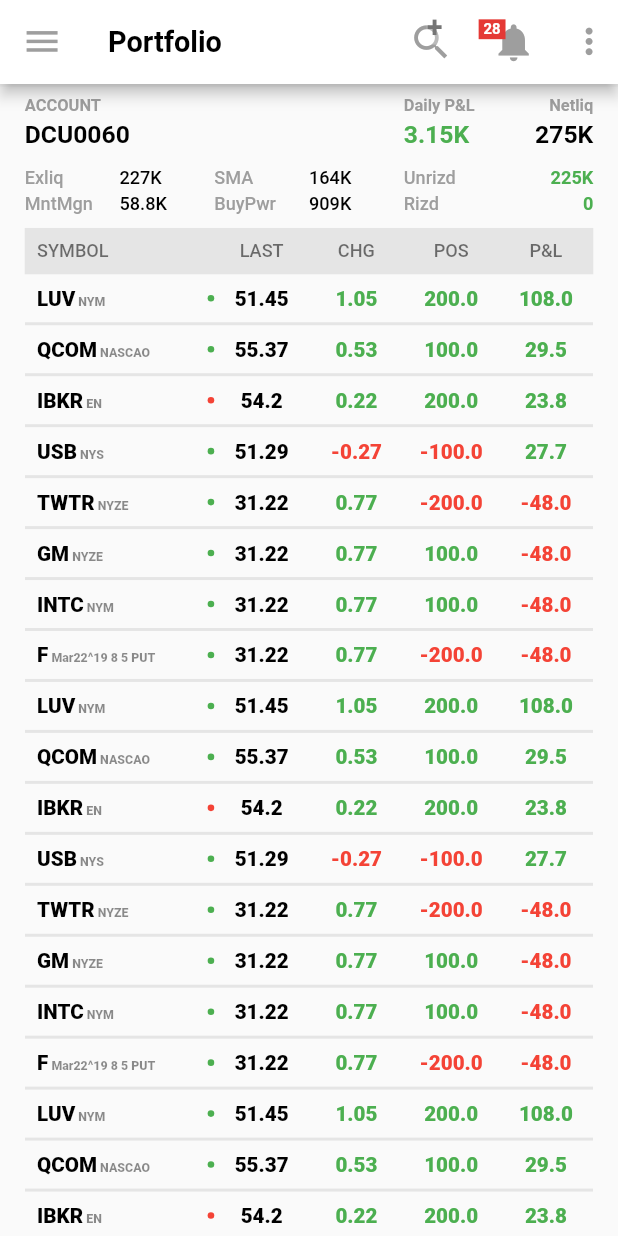
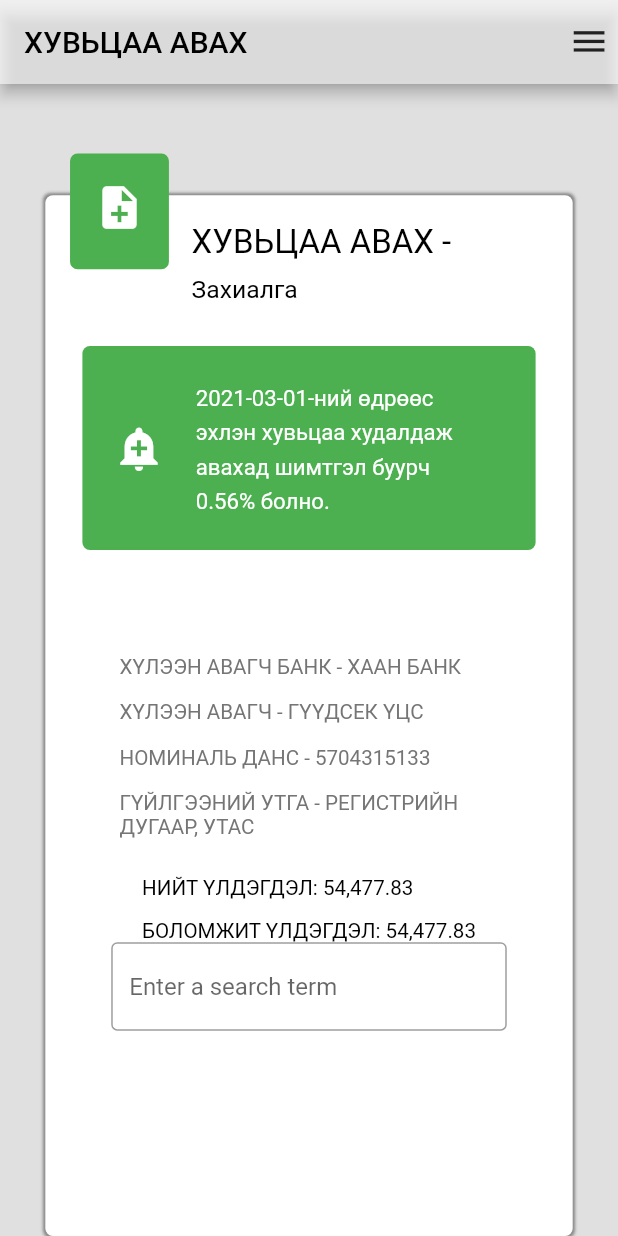
Before and after one commit to oganaa/UI_Screen_g_s, a Flutter app: the screen it shows after launch, on a phone screen of 412 x 824 dp. Run offline on Flutter 3.47's test engine with Material 2 defaults, Android fonts, the phone set to English and light mode, and no system bars; our stand-ins replace flutter_screenutil, google_fonts; missing offline and left inert: dart:html.

Commit message:
third screen

```diff
--- a/lib/main.dart
+++ b/lib/main.dart
@@ -1,6 +1,7 @@
 import 'package:flutter/material.dart';
 import 'package:good_sec_test/screens/order_fund_screen.dart';
 import 'package:good_sec_test/screens/stock_price_screen.dart';
+import 'package:good_sec_test/screens/take_stock_screen.dart';
 
 void main() {
   runApp(MyApp());
@@ -16,7 +17,7 @@ class MyApp extends StatelessWidget {
       theme: ThemeData(
         primarySwatch: Colors.blue,
       ),
-      home:StockPriceScreen()
+      home:TakeStockScreen()
     );
   }
 }
--- /dev/null
+++ b/lib/screens/take_stock_screen.dart
@@ -0,0 +1,178 @@
+import 'dart:html';
+
+import 'package:flutter/cupertino.dart';
+import 'package:flutter/material.dart';
+import 'package:flutter_screenutil/screenutil.dart';
+
+class TakeStockScreen extends StatefulWidget {
+  @override
+  _TakeStockScreenState createState() => _TakeStockScreenState();
+}
+
+class _TakeStockScreenState extends State<TakeStockScreen> {
+  @override
+  Widget build(BuildContext context) {
+    ScreenUtil.init(context, width: 750, height: 1334, allowFontScaling: false);
+    return Scaffold(
+      backgroundColor: Colors.grey.shade300,
+      appBar: AppBar(
+        backgroundColor: Colors.white60,
+        title: Text("хувьцаа авах".toUpperCase(),style: TextStyle(color: Colors.black),),
+        actions: [
+          Padding(
+            padding: EdgeInsets.only(right:ScreenUtil().setWidth(10),left: ScreenUtil().setWidth(10)),
+            child: Icon(Icons.menu,size: ScreenUtil().setWidth(50),color: Colors.grey.shade900,),
+          ),
+        ],
+      ),
+      body:Container(
+        height: ScreenUtil().setHeight(1334),
+        width: double.infinity,
+        margin: EdgeInsets.only(top: ScreenUtil().setHeight(120),left: ScreenUtil().setWidth(55),right: ScreenUtil().setWidth(55)),
+        // color: Colors.greenAccent,
+        decoration: BoxDecoration(
+          color: Colors.white,
+          borderRadius: BorderRadius.circular(5.0),
+          boxShadow: [
+            BoxShadow(
+              color: Colors.black38.withOpacity(0.4),
+              blurRadius: 1.0, // soften the shadow
+              spreadRadius: 1.0, //extend the shadow
+              // offset: Offset(
+              //   1.0, // Move to right 10  horizontally
+              //   1.0, // Move to bottom 10 Vertically
+              // ),
+            )
+          ],
+        ),
+        child:
+          // Container('')
+          Stack(
+            overflow: Overflow.visible,
+            children: [
+              Positioned(
+                top: ScreenUtil().setHeight(-45),
+                left: ScreenUtil().setWidth(30),
+                child: Container(
+                  width: ScreenUtil().setWidth(120),
+                  height: ScreenUtil().setHeight(125),
+                  decoration: BoxDecoration(
+                    color: Colors.green,
+                    borderRadius: BorderRadius.circular(5.0),
+                  ),
+                  child: Container(
+                      padding: EdgeInsets.only(bottom: ScreenUtil().setWidth(10)),
+                      alignment: Alignment.center,
+                      child: Icon(Icons.note_add,size: ScreenUtil().setHeight(55),color: Colors.white,)),),
+              ),
+              Positioned.fill(child:
+              Column(children: [
+                Container(
+                  padding: EdgeInsets.only(left: ScreenUtil().setWidth(70),top: ScreenUtil().setHeight(30),right: ScreenUtil().setWidth(40)),
+                alignment: Alignment.center,
+                  child:Column(
+                    crossAxisAlignment: CrossAxisAlignment.start,
+                      mainAxisAlignment: MainAxisAlignment.start,
+                      children:[
+                        Text("хувьцаа авах -".toUpperCase(),style: TextStyle(color: Colors.black,fontSize: ScreenUtil().setSp(40)) ),
+                        SizedBox(height: ScreenUtil().setHeight(15),),
+                        Text("Захиалга",style: TextStyle(color: Colors.black,fontSize: ScreenUtil().setSp(30)))
+                  ] )
+                ),
+                Container(
+                  margin: EdgeInsets.symmetric(vertical: ScreenUtil().setHeight(45),horizontal: ScreenUtil().setWidth(45)),
+                  // width: ScreenUtil().setWidth(143),
+                  height: ScreenUtil().setHeight(220),
+                  decoration: BoxDecoration(
+                    color: Colors.green,
+                    borderRadius: BorderRadius.circular(5.0),
+                  ),
+                  child: Row(
+                    mainAxisAlignment: MainAxisAlignment.start,
+                    crossAxisAlignment: CrossAxisAlignment.start,
+                    children: [
+                    Expanded(flex:1, child: Container(alignment: Alignment.center, child: Icon(Icons.add_alert,size: ScreenUtil().setWidth(60),color: Colors.white,))),
+                    Expanded(flex:3, child: Container(
+                      margin: EdgeInsets.only(right: ScreenUtil().setWidth(60)),
+                      alignment: Alignment.center,
+                      child: Text("2021-03-01-ний өдрөөс эхлэн хувьцаа худалдаж авахад шимтгэл буурч 0.56% болно.",style: TextStyle(
+                        fontSize: ScreenUtil().setSp(27),color: Colors.white,
+                        height: ScreenUtil().setHeight(2.5)
+                      ),),
+                    ))
+                  ],),
+                ),
+                Container(
+                    // margin: EdgeInsets.only(left: ScreenUtil().setWidth(80),top: ScreenUtil().setHeight(30),right: ScreenUtil().setWidth(40)),
+
+                    margin: EdgeInsets.symmetric(vertical: ScreenUtil().setHeight(45),horizontal: ScreenUtil().setWidth(80)),
+                  // color: Colors.red,
+                  child:Column(
+                    crossAxisAlignment: CrossAxisAlignment.start,
+                    mainAxisAlignment: MainAxisAlignment.start,
+                    children: [
+                      Container(
+                          padding:EdgeInsets.only(top: ScreenUtil().setHeight(23),left: ScreenUtil().setWidth(10),right:ScreenUtil().setWidth(10),),
+                          child: Text("ХҮЛЭЭН АВАГЧ БАНК - ХААН БАНК",style: TextStyle(
+                            color: Colors.grey.shade600,
+                            fontSize: ScreenUtil().setSp(25)
+                          ),)),
+                      Container(     padding:EdgeInsets.only(top: ScreenUtil().setHeight(23),left: ScreenUtil().setWidth(10),right:ScreenUtil().setWidth(10), ),child: Text("ХҮЛЭЭН АВАГЧ - ГҮҮДСЕК ҮЦС",style: TextStyle(
+                          color: Colors.grey.shade600,
+                          fontSize: ScreenUtil().setSp(25)
+                      ))),
+                      Container(     padding:EdgeInsets.only(top: ScreenUtil().setHeight(23),left: ScreenUtil().setWidth(10),right:ScreenUtil().setWidth(10),),child: Text("НОМИНАЛЬ ДАНС - 5704315133",style: TextStyle(
+                          color: Colors.grey.shade600,
+                          fontSize: ScreenUtil().setSp(25)
+                      ))),
+                      Container(     padding:EdgeInsets.only(top: ScreenUtil().setHeight(23),left: ScreenUtil().setWidth(10),right:ScreenUtil().setWidth(10),),child: Text("ГҮЙЛГЭЭНИЙ УТГА - РЕГИСТРИЙН ДУГААР, УТАС",style: TextStyle(
+                          color: Colors.grey.shade600,
+                          fontSize: ScreenUtil().setSp(25)
+                      ))),
+                      Container(
+                        alignment: Alignment.center,
+                        child: Column(
+                          crossAxisAlignment: CrossAxisAlignment.start,
+                          children: [
+                            Container(
+                              // alignment: Alignment.center,
+                                padding:EdgeInsets.only(top: ScreenUtil().setHeight(40),left: ScreenUtil().setWidth(10),right:ScreenUtil().setWidth(10),),
+                                child: Text("НИЙТ ҮЛДЭГДЭЛ: 54,477.83",style: TextStyle(
+                                    color: Colors.black,
+                                    fontSize: ScreenUtil().setSp(25)
+                                ))),
+                            Container(
+                              // alignment: Alignment.center,
+                                padding:EdgeInsets.only(top: ScreenUtil().setHeight(20),left: ScreenUtil().setWidth(10),right:ScreenUtil().setWidth(10),),
+                                child: Text("БОЛОМЖИТ ҮЛДЭГДЭЛ: 54,477.83",style: TextStyle(
+                                    color: Colors.black,
+                                    fontSize: ScreenUtil().setSp(25)
+                                ))),
+                          ],
+                        ),
+                      ),
+                      Form(
+                        child: Column(
+                          children: [
+                        TextField(
+                            decoration: InputDecoration(
+                              border: OutlineInputBorder(),
+                              hintText: 'Enter a search term'
+                            ),
+                        ) ,
+                          ],
+                        ),
+                      )
+
+                    ],
+                  )
+                )
+              ],)
+              )
+            ],
+          )
+
+      ),
+    );
+  }
+}
```
